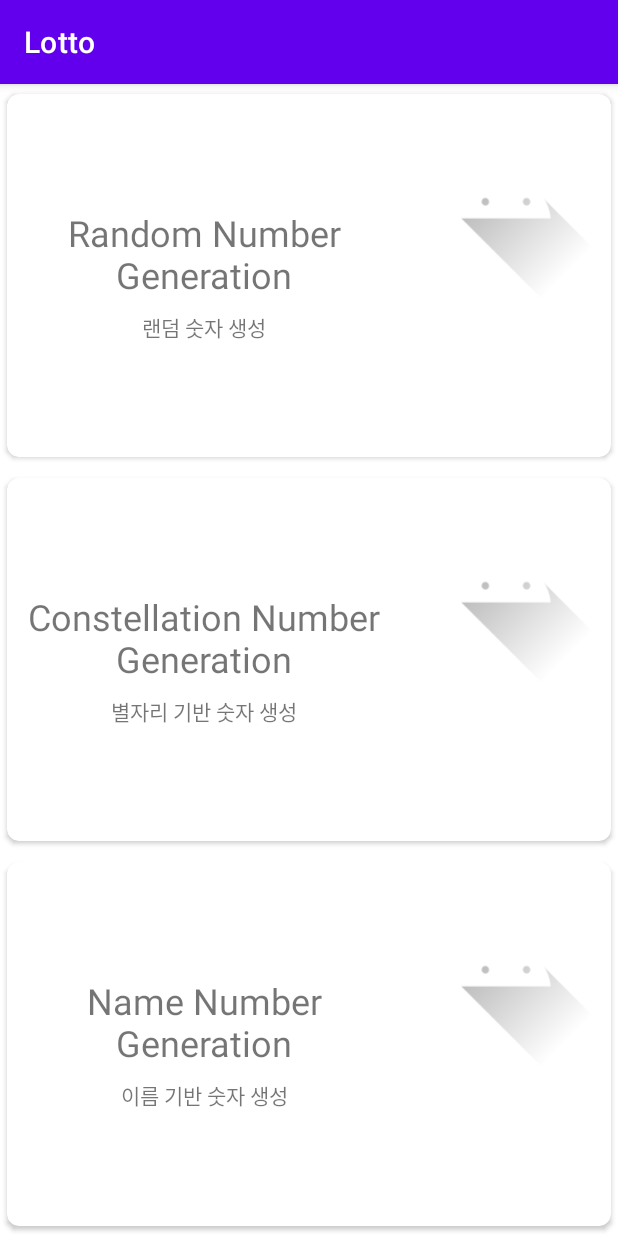
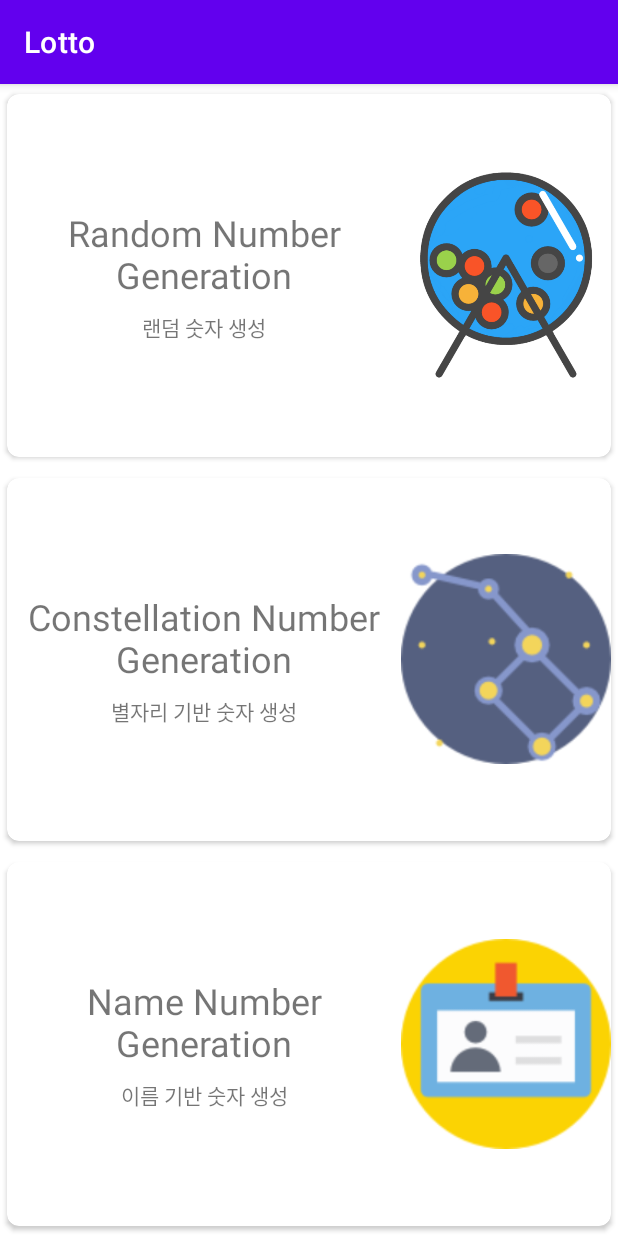
Before and after one commit to syh11026/Lotto, an Android app: the screen it shows after launch (MainActivity), on a phone screen of 412 x 824 dp. Run offline under Robolectric (Android 15) with nearby library versions, the phone set to English and light mode, and no system bars.

```diff
--- a/app/src/main/java/com/example/lotto/MainActivity.kt
+++ b/app/src/main/java/com/example/lotto/MainActivity.kt
@@ -1,11 +1,23 @@
 package com.example.lotto
 
+import android.content.Intent
 import androidx.appcompat.app.AppCompatActivity
 import android.os.Bundle
+import androidx.cardview.widget.CardView
 
 class MainActivity : AppCompatActivity() {
     override fun onCreate(savedInstanceState: Bundle?) {
         super.onCreate(savedInstanceState)
         setContentView(R.layout.activity_main)
+
+        val CardView = findViewById<CardView>(R.id.CardView2)
+
+        var Intent : Intent
+
+        CardView.setOnClickListener {
+            intent = Intent(this@MainActivity, ConstellationActivity::class.java)
+            startActivity(intent)
+        }
+
     }
 }
--- a/app/src/main/res/layout/activity_main.xml
+++ b/app/src/main/res/layout/activity_main.xml
@@ -51,12 +51,14 @@
 
                 android:layout_width="140dp"
                 android:layout_height="140dp"
-                app:srcCompat="@drawable/ic_launcher_foreground"
+                android:layout_gravity="center"
+                app:srcCompat="@drawable/lottery"
                 tools:srcCompat="@drawable/lottery" />
         </LinearLayout>
     </androidx.cardview.widget.CardView>
 
     <androidx.cardview.widget.CardView
+        android:id="@+id/CardView2"
         android:layout_width="match_parent"
         android:layout_height="0dp"
         android:layout_marginTop="2dp"
@@ -100,7 +102,8 @@
 
                 android:layout_width="140dp"
                 android:layout_height="140dp"
-                app:srcCompat="@drawable/ic_launcher_foreground"
+                android:layout_gravity="center"
+                app:srcCompat="@drawable/constellation"
                 tools:srcCompat="@drawable/constellation" />
         </LinearLayout>
     </androidx.cardview.widget.CardView>
@@ -147,7 +150,8 @@
                 android:id="@+id/imageView"
                 android:layout_width="140dp"
                 android:layout_height="140dp"
-                app:srcCompat="@drawable/ic_launcher_foreground"
+                android:layout_gravity="center"
+                app:srcCompat="@drawable/name"
                 tools:srcCompat="@drawable/name" />
         </LinearLayout>
     </androidx.cardview.widget.CardView>
```
